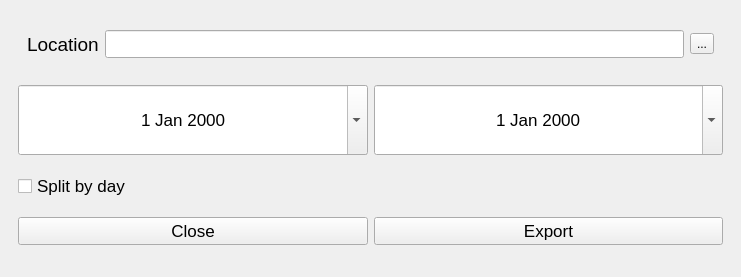
Above: mainwindow.ui from janFiedler1/controlx-csv-exporter before the change. Below: the same form after it.
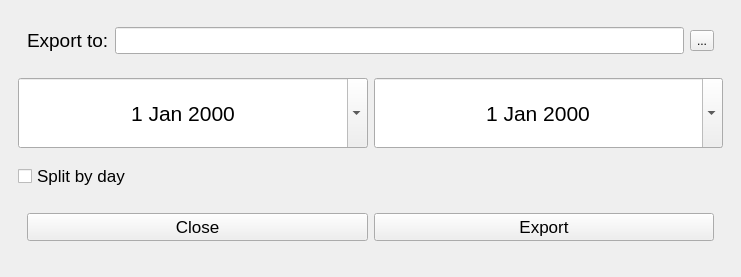
That is the form after the change.

Patch:
```diff
--- a/mainwindow.ui
+++ b/mainwindow.ui
@@ -42,6 +42,33 @@
        <string/>
       </property>
       <layout class="QGridLayout" name="gridLayout">
+       <item row="1" column="0">
+        <widget class="QDateEdit" name="dateEdit">
+         <property name="minimumSize">
+          <size>
+           <width>0</width>
+           <height>70</height>
+          </size>
+         </property>
+         <property name="maximumSize">
+          <size>
+           <width>16777215</width>
+           <height>70</height>
+          </size>
+         </property>
+         <property name="font">
+          <font>
+           <pointsize>16</pointsize>
+          </font>
+         </property>
+         <property name="alignment">
+          <set>Qt::AlignmentFlag::AlignCenter</set>
+         </property>
+         <property name="calendarPopup">
+          <bool>true</bool>
+         </property>
+        </widget>
+       </item>
        <item row="0" column="0" colspan="2">
         <widget class="QGroupBox" name="groupBox_2">
          <property name="sizePolicy">
@@ -68,7 +95,7 @@
              </font>
             </property>
             <property name="text">
-             <string>Location</string>
+             <string>Export to:</string>
             </property>
            </widget>
           </item>
@@ -76,7 +103,7 @@
            <widget class="QLineEdit" name="lineEdit_2">
             <property name="font">
              <font>
-              <pointsize>13</pointsize>
+              <pointsize>12</pointsize>
              </font>
             </property>
            </widget>
@@ -91,30 +118,6 @@
          </layout>
         </widget>
        </item>
-       <item row="3" column="0">
-        <widget class="QPushButton" name="pushButton_3">
-         <property name="font">
-          <font>
-           <pointsize>13</pointsize>
-          </font>
-         </property>
-         <property name="text">
-          <string>Close</string>
-         </property>
-        </widget>
-       </item>
-       <item row="3" column="1">
-        <widget class="QPushButton" name="pushButton_2">
-         <property name="font">
-          <font>
-           <pointsize>13</pointsize>
-          </font>
-         </property>
-         <property name="text">
-          <string>Export</string>
-         </property>
-        </widget>
-       </item>
        <item row="1" column="1">
         <widget class="QDateEdit" name="dateEdit_2">
          <property name="minimumSize">
@@ -131,7 +134,7 @@
          </property>
          <property name="font">
           <font>
-           <pointsize>13</pointsize>
+           <pointsize>16</pointsize>
           </font>
          </property>
          <property name="alignment">
@@ -142,31 +145,43 @@
          </property>
         </widget>
        </item>
-       <item row="1" column="0">
-        <widget class="QDateEdit" name="dateEdit">
-         <property name="minimumSize">
-          <size>
-           <width>0</width>
-           <height>70</height>
-          </size>
+       <item row="3" column="0" colspan="2">
+        <widget class="QGroupBox" name="groupBox_3">
+         <property name="sizePolicy">
+          <sizepolicy hsizetype="Preferred" vsizetype="Fixed">
+           <horstretch>0</horstretch>
+           <verstretch>0</verstretch>
+          </sizepolicy>
          </property>
-         <property name="maximumSize">
-          <size>
-           <width>16777215</width>
-           <height>70</height>
-          </size>
+         <property name="title">
+          <string/>
          </property>
-         <property name="font">
-          <font>
-           <pointsize>13</pointsize>
-          </font>
-         </property>
-         <property name="alignment">
-          <set>Qt::AlignCenter</set>
-         </property>
-         <property name="calendarPopup">
-          <bool>true</bool>
-         </property>
+         <layout class="QHBoxLayout" name="horizontalLayout_3">
+          <item>
+           <widget class="QPushButton" name="pushButton_3">
+            <property name="font">
+             <font>
+              <pointsize>13</pointsize>
+             </font>
+            </property>
+            <property name="text">
+             <string>Close</string>
+            </property>
+           </widget>
+          </item>
+          <item>
+           <widget class="QPushButton" name="pushButton_2">
+            <property name="font">
+             <font>
+              <pointsize>13</pointsize>
+             </font>
+            </property>
+            <property name="text">
+             <string>Export</string>
+            </property>
+           </widget>
+          </item>
+         </layout>
         </widget>
        </item>
        <item row="2" column="0">
```
Left out of the diff: 2 changed lines with no effect on the pictures.
